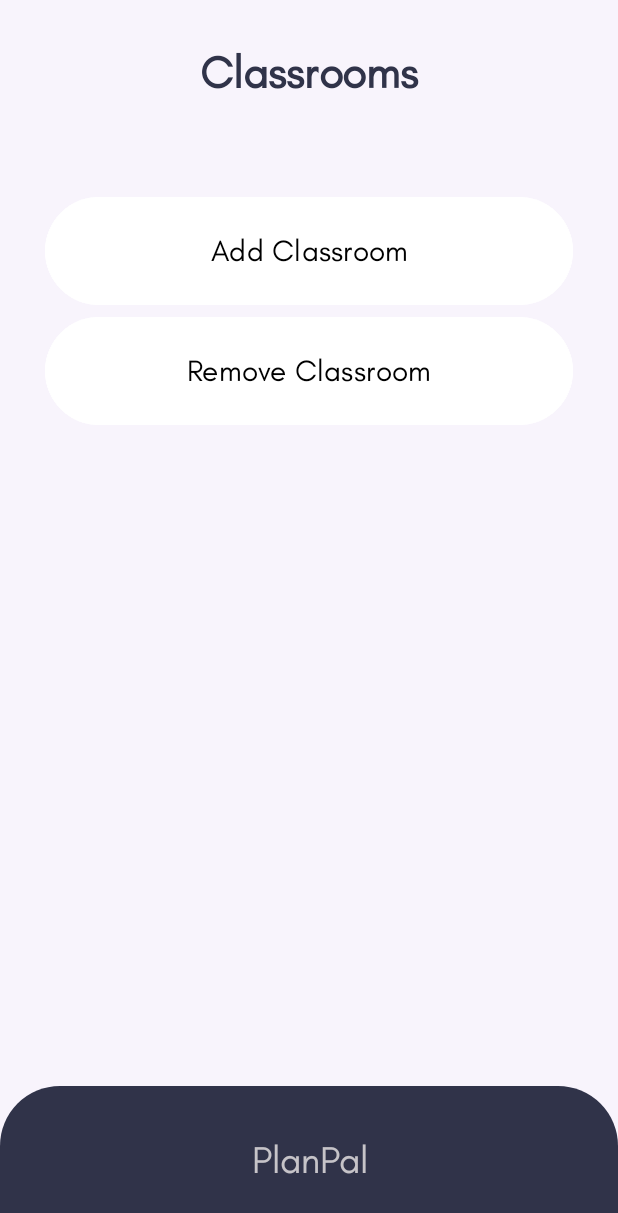
After one commit to itz-abhijeet/PlanPal, an Android app: the Classroom screen opened directly, with no data from a screen before it, on a phone screen of 412 x 824 dp. The commit adds this screen. Shown: the top 1213 px of the screen. Run offline under Robolectric (Android 15) with nearby library versions, the phone set to English and light mode, and no system bars.

Commit message:
UI Update for classroom and teacher

```diff
--- /dev/null
+++ b/app/src/main/java/com/example/planpal/Classroom.java
@@ -0,0 +1,49 @@
+package com.example.planpal;
+
+import android.content.Intent;
+import android.os.Bundle;
+import android.view.View;
+import android.widget.Button;
+
+import androidx.activity.EdgeToEdge;
+import androidx.appcompat.app.AppCompatActivity;
+import androidx.core.graphics.Insets;
+import androidx.core.view.ViewCompat;
+import androidx.core.view.WindowInsetsCompat;
+
+public class Classroom extends AppCompatActivity {
+
+    Button AddClass, RemoveClass;
+
+    @Override
+    protected void onCreate(Bundle savedInstanceState) {
+        super.onCreate(savedInstanceState);
+        EdgeToEdge.enable(this);
+        setContentView(R.layout.activity_classroom);
+        ViewCompat.setOnApplyWindowInsetsListener(findViewById(R.id.main), (v, insets) -> {
+            Insets systemBars = insets.getInsets(WindowInsetsCompat.Type.systemBars());
+            v.setPadding(systemBars.left, systemBars.top, systemBars.right, systemBars.bottom);
+            return insets;
+        });
+
+        AddClass = findViewById(R.id.Classroom_AddClassroom);
+        RemoveClass = findViewById(R.id.Classroom_RemoveClassroom);
+
+        AddClass.setOnClickListener(new View.OnClickListener() {
+            @Override
+            public void onClick(View v) {
+                Intent i = new Intent(Classroom.this, AddClassroom.class);
+                startActivity(i);
+            }
+        });
+
+        RemoveClass.setOnClickListener(new View.OnClickListener() {
+            @Override
+            public void onClick(View v) {
+                Intent i = new Intent(Classroom.this, RemoveClassroom.class);
+                startActivity(i);
+            }
+        });
+
+    }
+}
--- a/app/src/main/res/layout/activity_add_classroom.xml
+++ b/app/src/main/res/layout/activity_add_classroom.xml
@@ -109,7 +109,7 @@
                     android:textColor="@color/black"
                     android:textSize="17sp"
                     android:fontFamily="@font/teachers"
-                    app:buttonTint="@color/orange"
+                    app:buttonTint="@color/whale_blue"
                     />
 
                 <RadioButton
@@ -121,7 +121,7 @@
                     android:textColor="@color/black"
                     android:textSize="17sp"
                     android:fontFamily="@font/teachers"
-                    app:buttonTint="@color/orange"
+                    app:buttonTint="@color/whale_blue"
                     />
             </RadioGroup>
 
@@ -130,7 +130,7 @@
                 android:layout_width="match_parent"
                 android:layout_height="wrap_content"
                 android:padding="13dp"
-                android:backgroundTint="@color/orange"
+                android:backgroundTint="@color/whale_blue"
                 android:text="ADD CLASSROOM"
                 android:textStyle="bold"
                 android:textSize="17sp"
--- /dev/null
+++ b/app/src/main/res/layout/activity_classroom.xml
@@ -0,0 +1,79 @@
+<?xml version="1.0" encoding="utf-8"?>
+<RelativeLayout xmlns:android="http://schemas.android.com/apk/res/android"
+    xmlns:app="http://schemas.android.com/apk/res-auto"
+    xmlns:tools="http://schemas.android.com/tools"
+    android:id="@+id/main"
+    android:layout_width="match_parent"
+    android:layout_height="match_parent"
+    tools:context=".Classroom"
+    android:background="@color/light_grey">
+
+    <TextView
+        android:id="@+id/Classroom_title"
+        android:layout_width="match_parent"
+        android:layout_height="wrap_content"
+        android:layout_alignParentEnd="true"
+        android:layout_marginTop="30dp"
+        android:layout_marginEnd="0dp"
+        android:layout_marginBottom="30dp"
+        android:fontFamily="@font/teachers"
+        android:paddingHorizontal="35dp"
+        android:text="Classrooms"
+        android:textAlignment="center"
+        android:textColor="@color/whale_blue"
+        android:textSize="30sp"
+        android:textStyle="bold" />
+
+    <LinearLayout
+        android:layout_width="match_parent"
+        android:layout_height="wrap_content"
+        android:orientation="vertical"
+        android:layout_marginTop="30dp"
+        android:layout_marginHorizontal="30dp"
+        android:layout_below="@id/Classroom_title"
+        >
+
+
+        <Button
+            android:id="@+id/Classroom_AddClassroom"
+            android:layout_width="match_parent"
+            android:layout_height="80dp"
+            android:text="Add Classroom"
+            android:textColor="@color/black"
+            android:textSize="20sp"
+            android:fontFamily="@font/teachers"
+            android:backgroundTint="@color/white"
+            />
+        <Button
+            android:id="@+id/Classroom_RemoveClassroom"
+            android:layout_width="match_parent"
+            android:layout_height="80dp"
+            android:text="Remove Classroom"
+            android:textColor="@color/black"
+            android:textSize="20sp"
+            android:fontFamily="@font/teachers"
+            android:backgroundTint="@color/white"
+            />
+
+    </LinearLayout>
+
+
+    <TextView
+        android:id="@+id/ContactUs_footer"
+        android:layout_width="match_parent"
+        android:layout_height="100dp"
+        android:layout_alignParentEnd="true"
+        android:layout_alignParentBottom="true"
+        android:layout_gravity="center"
+        android:layout_marginEnd="0dp"
+        android:layout_marginBottom="0dp"
+        android:background="@drawable/round_shape_background"
+        android:fontFamily="@font/teachers"
+        android:gravity="center_vertical"
+        android:text="PlanPal"
+        android:textAlignment="center"
+        android:textColor="#CCECE9E9"
+        android:textSize="25sp"
+        tools:ignore="RtlCompat" />
+
+</RelativeLayout>
--- a/app/src/main/res/layout/activity_dashboard.xml
+++ b/app/src/main/res/layout/activity_dashboard.xml
@@ -97,6 +97,7 @@
                 />
 
             <Button
+                android:id="@+id/Dashboard_RemoveTeacher"
                 android:layout_width="match_parent"
                 android:layout_height="75dp"
                 android:text="Remove Teacher"
```
Also changed, not shown: app/src/main/AndroidManifest.xml (+18 -1 lines), app/src/main/java/com/example/planpal/AddTeacher.java (+5 -5 lines), app/src/main/java/com/example/planpal/Dashboard.java (+11 -2 lines), app/src/main/java/com/example/planpal/HomeActivity.java (+7 -7 lines), app/src/main/java/com/example/planpal/RemoveClassroom.java (added, +24 -0 lines), app/src/main/java/com/example/planpal/RemoveTeacher.java (added, +24 -0 lines), app/src/main/java/com/example/planpal/Teacher.java (added, +49 -0 lines), app/src/main/res/layout/activity_add_teacher.xml (+6 -19 lines), app/src/main/res/layout/activity_home.xml (+4 -4 lines), app/src/main/res/layout/activity_remove_classroom.xml (added, +10 -0 lines), app/src/main/res/layout/activity_remove_teacher.xml (added, +10 -0 lines), app/src/main/res/layout/activity_teacher.xml (added, +79 -0 lines).
